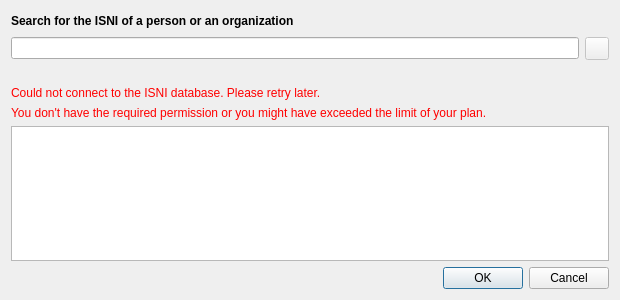
Qt form resources/ui/isni_dialog.ui (Iconoclasteinc/tgit) before a commit.
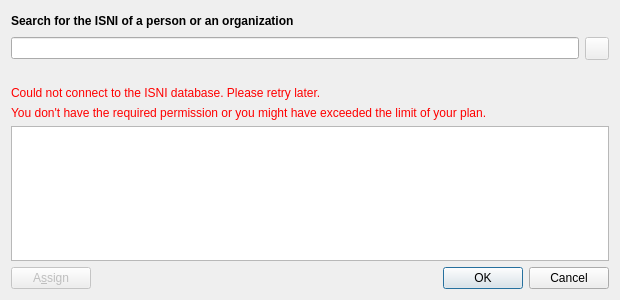
The same form after that commit. Icons and pictures are not drawn. Custom widgets are drawn as their Qt base class.

Commit message: We can now assign an ISNI using the new assignation process.

The edit to the form file:
```diff
--- a/resources/ui/isni_dialog.ui
+++ b/resources/ui/isni_dialog.ui
@@ -169,6 +169,18 @@
     </widget>
    </item>
    <item>
+    <layout class="QHBoxLayout" name="_buttons_container">
+     <item>
+      <widget class="QPushButton" name="_assignation_button">
+       <property name="enabled">
+        <bool>false</bool>
+       </property>
+       <property name="text">
+        <string>A&amp;ssign</string>
+       </property>
+      </widget>
+     </item>
+     <item>
     <widget class="QDialogButtonBox" name="_dialog_buttons">
      <property name="standardButtons">
       <set>QDialogButtonBox::Cancel|QDialogButtonBox::Ok</set>
@@ -176,6 +188,8 @@
     </widget>
    </item>
   </layout>
+   </item>
+  </layout>
   <action name="_trigger_lookup_action">
    <property name="text">
     <string>Lookup</string>
```
Left out of the diff: 16 changed lines with no effect on the pictures. Lines whose indentation alone changed are shown as unchanged. The commit also changes 27 other files.
